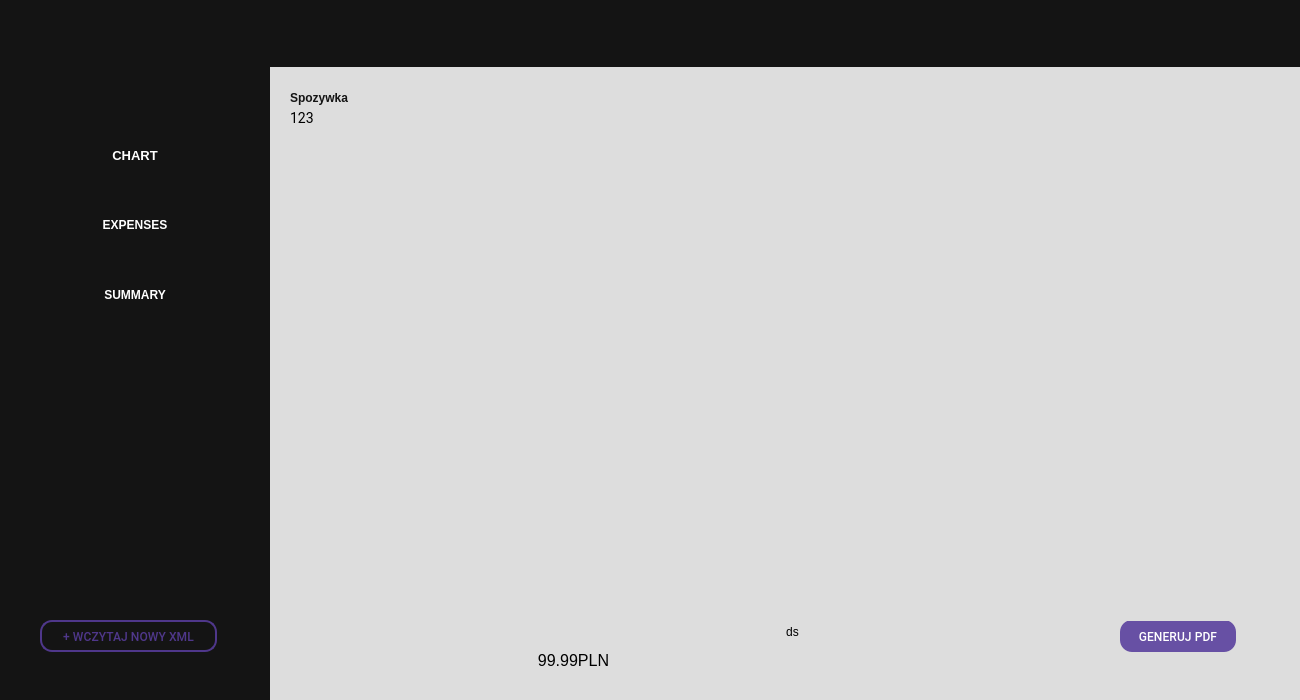
Above: mainwindow.ui from kolodziejpawel98/financial_report_app before the change. Below: the same form after it.
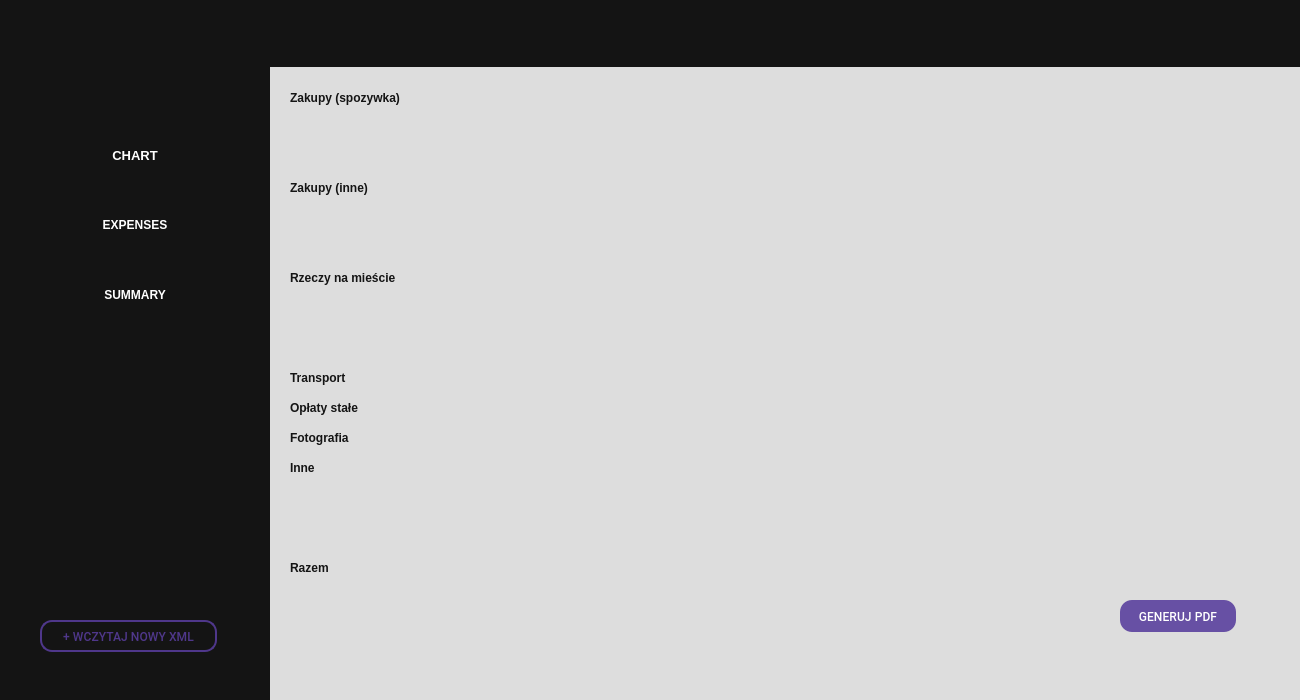
That is the form after the change. Icons and pictures are not drawn.

Commit message: expenses lists

Diff of the .ui file:
```diff
--- a/mainwindow.ui
+++ b/mainwindow.ui
@@ -272,7 +272,7 @@
        <rect>
         <x>290</x>
         <y>90</y>
-        <width>91</width>
+        <width>151</width>
         <height>16</height>
        </rect>
       </property>
@@ -287,36 +287,14 @@
 letter-spacing: var(--Static-Label-Large-Tracking, 0.1px);</string>
       </property>
       <property name="text">
-       <string>Spozywka</string>
-      </property>
-     </widget>
-     <widget class="QLabel" name="label_5">
-      <property name="geometry">
-       <rect>
-        <x>290</x>
-        <y>110</y>
-        <width>91</width>
-        <height>16</height>
-       </rect>
-      </property>
-      <property name="styleSheet">
-       <string notr="true">color: #000;
-font-family: Roboto;
-font-size: 14px;
-font-style: normal;
-font-weight: 400;
-line-height: 20px; /* 142.857% */
-letter-spacing: 0.1px;</string>
-      </property>
-      <property name="text">
-       <string>123</string>
+       <string>Zakupy (spozywka)</string>
       </property>
      </widget>
      <widget class="QPushButton" name="loadXmlButton_6">
       <property name="geometry">
        <rect>
         <x>1120</x>
-        <y>620</y>
+        <y>600</y>
         <width>116</width>
         <height>32</height>
        </rect>
@@ -369,64 +347,257 @@
      <widget class="QLabel" name="priceLabel">
       <property name="geometry">
        <rect>
-        <x>530</x>
-        <y>650</y>
-        <width>87</width>
-        <height>21</height>
+        <x>550</x>
+        <y>90</y>
+        <width>71</width>
+        <height>20</height>
        </rect>
       </property>
-      <property name="font">
-       <font>
-        <pointsize>12</pointsize>
-       </font>
-      </property>
-      <property name="cursor">
-       <cursorShape>PointingHandCursor</cursorShape>
-      </property>
-      <property name="styleSheet">
-       <string notr="true">color: black;</string>
-      </property>
       <property name="text">
-       <string>99.99PLN</string>
+       <string/>
       </property>
       <property name="alignment">
        <set>Qt::AlignCenter</set>
       </property>
      </widget>
-     <widget class="QLabel" name="priceLabelDescription">
-      <property name="geometry">
-       <rect>
-        <x>560</x>
-        <y>610</y>
-        <width>465</width>
-        <height>43</height>
-       </rect>
-      </property>
-      <property name="text">
-       <string>ds</string>
-      </property>
-      <property name="alignment">
-       <set>Qt::AlignCenter</set>
-      </property>
-     </widget>
-     <widget class="QWidget" name="gridLayoutWidget">
-      <property name="geometry">
-       <rect>
-        <x>300</x>
-        <y>530</y>
-        <width>941</width>
-        <height>91</height>
-       </rect>
-      </property>
-      <layout class="QGridLayout" name="gridLayout"/>
-     </widget>
      <widget class="QWidget" name="groceriesLabelsContainer" native="true">
       <property name="geometry">
        <rect>
         <x>290</x>
-        <y>130</y>
+        <y>110</y>
         <width>981</width>
-        <height>161</height>
+        <height>61</height>
+       </rect>
+      </property>
+     </widget>
+     <widget class="QLabel" name="nonGroceriesHeading">
+      <property name="geometry">
+       <rect>
+        <x>290</x>
+        <y>180</y>
+        <width>91</width>
+        <height>16</height>
+       </rect>
+      </property>
+      <property name="styleSheet">
+       <string notr="true">color: #141414;
+text-align: center;
+font-family: var(--Static-Label-Large-Font, Roboto);
+font-size: var(--Static-Label-Large-Size, 14px);
+font-style: normal;
+font-weight: 700;
+line-height: var(--Static-Label-Large-Line-Height, 20px); /* 142.857% */
+letter-spacing: var(--Static-Label-Large-Tracking, 0.1px);</string>
+      </property>
+      <property name="text">
+       <string>Zakupy (inne)</string>
+      </property>
+     </widget>
+     <widget class="QWidget" name="nonGroceriesLabelsContainer" native="true">
+      <property name="geometry">
+       <rect>
+        <x>290</x>
+        <y>200</y>
+        <width>981</width>
+        <height>61</height>
+       </rect>
+      </property>
+     </widget>
+     <widget class="QLabel" name="citySpendingsHeading">
+      <property name="geometry">
+       <rect>
+        <x>290</x>
+        <y>270</y>
+        <width>171</width>
+        <height>16</height>
+       </rect>
+      </property>
+      <property name="styleSheet">
+       <string notr="true">color: #141414;
+text-align: center;
+font-family: var(--Static-Label-Large-Font, Roboto);
+font-size: var(--Static-Label-Large-Size, 14px);
+font-style: normal;
+font-weight: 700;
+line-height: var(--Static-Label-Large-Line-Height, 20px); /* 142.857% */
+letter-spacing: var(--Static-Label-Large-Tracking, 0.1px);</string>
+      </property>
+      <property name="text">
+       <string>Rzeczy na mieście</string>
+      </property>
+     </widget>
+     <widget class="QWidget" name="citySpendingsLabelsContainer" native="true">
+      <property name="geometry">
+       <rect>
+        <x>290</x>
+        <y>290</y>
+        <width>981</width>
+        <height>61</height>
+       </rect>
+      </property>
+     </widget>
+     <widget class="QWidget" name="regularPaymentsLabelsContainer" native="true">
+      <property name="geometry">
+       <rect>
+        <x>400</x>
+        <y>400</y>
+        <width>871</width>
+        <height>21</height>
+       </rect>
+      </property>
+     </widget>
+     <widget class="QLabel" name="regularPaymentsHeading">
+      <property name="geometry">
+       <rect>
+        <x>290</x>
+        <y>400</y>
+        <width>91</width>
+        <height>16</height>
+       </rect>
+      </property>
+      <property name="styleSheet">
+       <string notr="true">color: #141414;
+text-align: center;
+font-family: var(--Static-Label-Large-Font, Roboto);
+font-size: var(--Static-Label-Large-Size, 14px);
+font-style: normal;
+font-weight: 700;
+line-height: var(--Static-Label-Large-Line-Height, 20px); /* 142.857% */
+letter-spacing: var(--Static-Label-Large-Tracking, 0.1px);</string>
+      </property>
+      <property name="text">
+       <string>Opłaty stałe</string>
+      </property>
+     </widget>
+     <widget class="QLabel" name="otherSpendingsHeading">
+      <property name="geometry">
+       <rect>
+        <x>290</x>
+        <y>460</y>
+        <width>91</width>
+        <height>16</height>
+       </rect>
+      </property>
+      <property name="styleSheet">
+       <string notr="true">color: #141414;
+text-align: center;
+font-family: var(--Static-Label-Large-Font, Roboto);
+font-size: var(--Static-Label-Large-Size, 14px);
+font-style: normal;
+font-weight: 700;
+line-height: var(--Static-Label-Large-Line-Height, 20px); /* 142.857% */
+letter-spacing: var(--Static-Label-Large-Tracking, 0.1px);</string>
+      </property>
+      <property name="text">
+       <string>Inne</string>
+      </property>
+     </widget>
+     <widget class="QWidget" name="otherSpendingsLabelsContainer" native="true">
+      <property name="geometry">
+       <rect>
+        <x>290</x>
+        <y>480</y>
+        <width>721</width>
+        <height>61</height>
+       </rect>
+      </property>
+     </widget>
+     <widget class="QLabel" name="photographyHeading">
+      <property name="geometry">
+       <rect>
+        <x>290</x>
+        <y>430</y>
+        <width>91</width>
+        <height>16</height>
+       </rect>
+      </property>
+      <property name="styleSheet">
+       <string notr="true">color: #141414;
+text-align: center;
+font-family: var(--Static-Label-Large-Font, Roboto);
+font-size: var(--Static-Label-Large-Size, 14px);
+font-style: normal;
+font-weight: 700;
+line-height: var(--Static-Label-Large-Line-Height, 20px); /* 142.857% */
+letter-spacing: var(--Static-Label-Large-Tracking, 0.1px);</string>
+      </property>
+      <property name="text">
+       <string>Fotografia</string>
+      </property>
+     </widget>
+     <widget class="QWidget" name="photographyLabelsContainer" native="true">
+      <property name="geometry">
+       <rect>
+        <x>400</x>
+        <y>430</y>
+        <width>871</width>
+        <height>21</height>
+       </rect>
+      </property>
+     </widget>
+     <widget class="QLabel" name="transportationHeading">
+      <property name="geometry">
+       <rect>
+        <x>290</x>
+        <y>370</y>
+        <width>91</width>
+        <height>16</height>
+       </rect>
+      </property>
+      <property name="styleSheet">
+       <string notr="true">color: #141414;
+text-align: center;
+font-family: var(--Static-Label-Large-Font, Roboto);
+font-size: var(--Static-Label-Large-Size, 14px);
+font-style: normal;
+font-weight: 700;
+line-height: var(--Static-Label-Large-Line-Height, 20px); /* 142.857% */
+letter-spacing: var(--Static-Label-Large-Tracking, 0.1px);</string>
+      </property>
+      <property name="text">
+       <string>Transport</string>
+      </property>
+     </widget>
+     <widget class="QWidget" name="transportationLabelsContainer" native="true">
+      <property name="geometry">
+       <rect>
+        <x>400</x>
+        <y>370</y>
+        <width>871</width>
+        <height>21</height>
+       </rect>
+      </property>
+     </widget>
+     <widget class="QLabel" name="totalSpendingsHeading">
+      <property name="geometry">
+       <rect>
+        <x>290</x>
+        <y>560</y>
+        <width>91</width>
+        <height>16</height>
+       </rect>
+      </property>
+      <property name="styleSheet">
+       <string notr="true">color: #141414;
+text-align: center;
+font-family: var(--Static-Label-Large-Font, Roboto);
+font-size: var(--Static-Label-Large-Size, 14px);
+font-style: normal;
+font-weight: 700;
+line-height: var(--Static-Label-Large-Line-Height, 20px); /* 142.857% */
+letter-spacing: var(--Static-Label-Large-Tracking, 0.1px);</string>
+      </property>
+      <property name="text">
+       <string>Razem</string>
+      </property>
+     </widget>
+     <widget class="QWidget" name="totalSpendingsLabelsContainer" native="true">
+      <property name="geometry">
+       <rect>
+        <x>290</x>
+        <y>580</y>
+        <width>191</width>
+        <height>61</height>
        </rect>
       </property>
      </widget>
```
Left out of the diff: 12 changed lines with no effect on the pictures. The commit also changes 2 other files.
